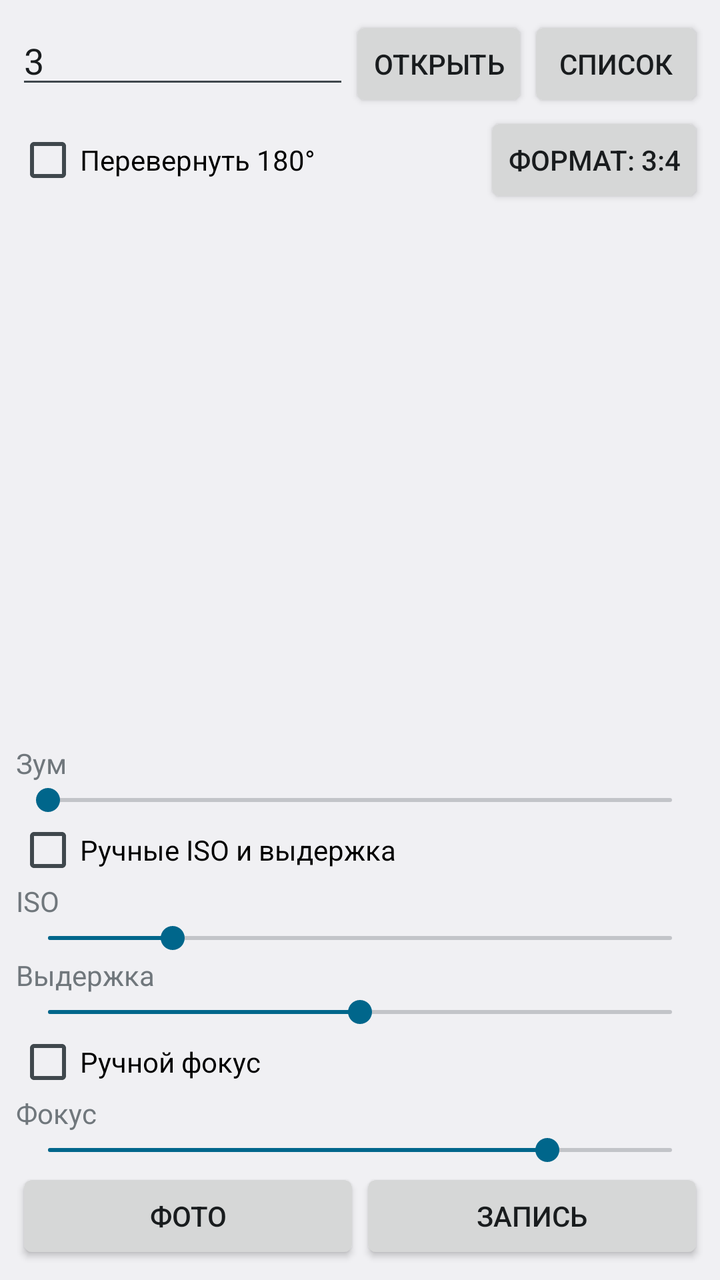
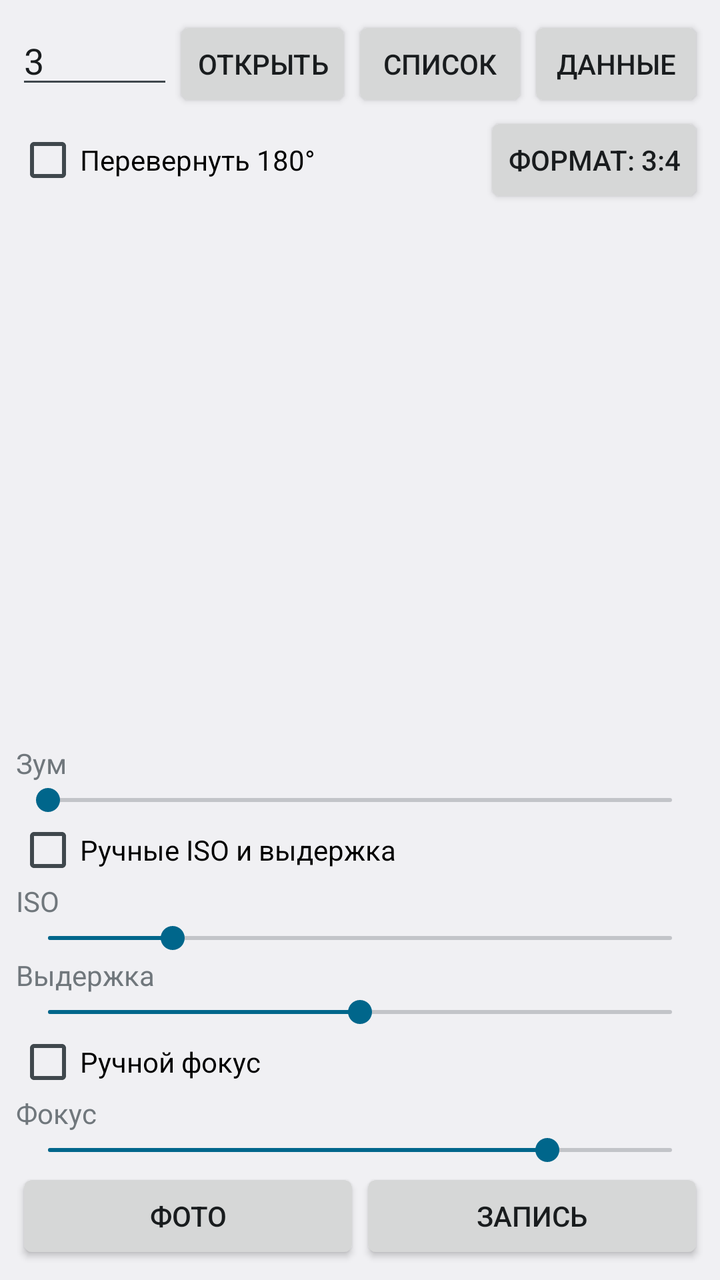

Two renders of the same Android screen: before a commit and after it. Below are the layout's source before the change and the commit's diff.
<!-- AndroidManifest.xml: application theme android:Theme.DeviceDefault.Light.NoActionBar -->
<!-- res/layout/activity_main.xml -->
<?xml version="1.0" encoding="utf-8"?>
<LinearLayout xmlns:android="http://schemas.android.com/apk/res/android"
    android:layout_width="match_parent"
    android:layout_height="match_parent"
    android:orientation="vertical"
    android:padding="8dp">

    <LinearLayout
        android:layout_width="match_parent"
        android:layout_height="wrap_content"
        android:orientation="horizontal">

        <EditText
            android:id="@+id/idInput"
            android:layout_width="0dp"
            android:layout_height="wrap_content"
            android:layout_weight="1"
            android:hint="Camera ID"
            android:inputType="text"
            android:text="3" />

        <Button
            android:id="@+id/btnOpen"
            android:layout_width="wrap_content"
            android:layout_height="wrap_content"
            android:text="Открыть" />

        <Button
            android:id="@+id/btnList"
            android:layout_width="wrap_content"
            android:layout_height="wrap_content"
            android:text="Список" />
    </LinearLayout>

    <LinearLayout
        android:layout_width="match_parent"
        android:layout_height="wrap_content"
        android:gravity="center_vertical"
        android:orientation="horizontal">

        <CheckBox
            android:id="@+id/cbFlip"
            android:layout_width="0dp"
            android:layout_height="wrap_content"
            android:layout_weight="1"
            android:text="Перевернуть 180°" />

        <Button
            android:id="@+id/btnAspect"
            android:layout_width="wrap_content"
            android:layout_height="wrap_content"
            android:text="Формат: 3:4" />
    </LinearLayout>

    <ScrollView
        android:id="@+id/logScroll"
        android:layout_width="match_parent"
        android:layout_height="50dp">

        <TextView
            android:id="@+id/log"
            android:layout_width="match_parent"
            android:layout_height="wrap_content"
            android:textSize="11sp" />
    </ScrollView>

    <TextureView
        android:id="@+id/texture"
        android:layout_width="match_parent"
        android:layout_height="0dp"
        android:layout_weight="1" />

    <TextView
        android:id="@+id/tvZoom"
        android:layout_width="match_parent"
        android:layout_height="wrap_content"
        android:text="Зум" />

    <SeekBar
        android:id="@+id/sbZoom"
        android:layout_width="match_parent"
        android:layout_height="wrap_content"
        android:max="1000"
        android:progress="0" />

    <CheckBox
        android:id="@+id/cbExp"
        android:layout_width="wrap_content"
        android:layout_height="wrap_content"
        android:text="Ручные ISO и выдержка" />

    <TextView
        android:id="@+id/tvIso"
        android:layout_width="match_parent"
        android:layout_height="wrap_content"
        android:text="ISO" />

    <SeekBar
        android:id="@+id/sbIso"
        android:layout_width="match_parent"
        android:layout_height="wrap_content"
        android:max="1000"
        android:progress="200" />

    <TextView
        android:id="@+id/tvExp"
        android:layout_width="match_parent"
        android:layout_height="wrap_content"
        android:text="Выдержка" />

    <SeekBar
        android:id="@+id/sbExp"
        android:layout_width="match_parent"
        android:layout_height="wrap_content"
        android:max="1000"
        android:progress="500" />

    <CheckBox
        android:id="@+id/cbFocus"
        android:layout_width="wrap_content"
        android:layout_height="wrap_content"
        android:text="Ручной фокус" />

    <TextView
        android:id="@+id/tvFocus"
        android:layout_width="match_parent"
        android:layout_height="wrap_content"
        android:text="Фокус" />

    <SeekBar
        android:id="@+id/sbFocus"
        android:layout_width="match_parent"
        android:layout_height="wrap_content"
        android:max="1000"
        android:progress="800" />

    <LinearLayout
        android:layout_width="match_parent"
        android:layout_height="wrap_content"
        android:orientation="horizontal">

        <Button
            android:id="@+id/btnPhoto"
            android:layout_width="0dp"
            android:layout_height="wrap_content"
            android:layout_weight="1"
            android:text="Фото" />

        <Button
            android:id="@+id/btnRec"
            android:layout_width="0dp"
            android:layout_height="wrap_content"
            android:layout_weight="1"
            android:text="Запись" />
    </LinearLayout>
</LinearLayout>
<!-- resources referenced by this layout -->
<resources>

</resources>

<!-- the commit's change to res/layout/activity_main.xml (unified diff, before → after) -->
@@ -30,6 +30,12 @@
             android:layout_width="wrap_content"
             android:layout_height="wrap_content"
             android:text="Список" />
+
+        <Button
+            android:id="@+id/btnData"
+            android:layout_width="wrap_content"
+            android:layout_height="wrap_content"
+            android:text="Данные" />
     </LinearLayout>
 
     <LinearLayout
